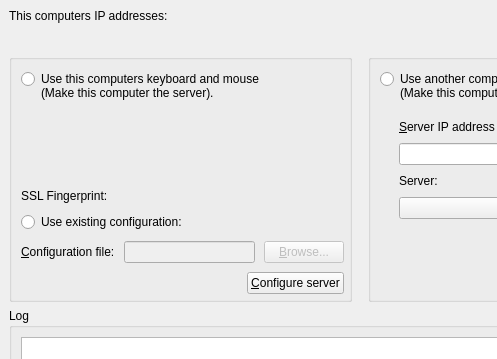
This is src/gui/src/MainWindowBase.ui in deskflow/deskflow as Qt 5 draws it before an edit; both pictures show x 0 to 497 and y 86 to 445 of the 720 by 797 pixel window. The edited form follows.
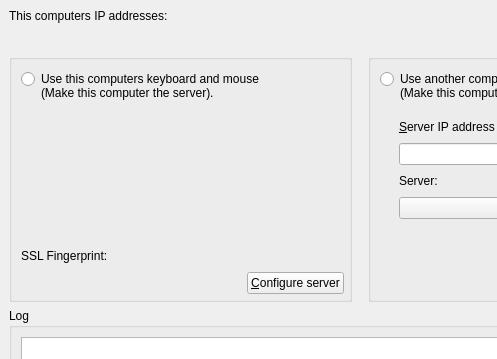
This is the edited form. Icons and pictures are not drawn.

Commit message: SYNERGY-799 Move “Existing Config” to “Advanced settings”

Diff of the .ui file:
```diff
--- a/src/gui/src/MainWindowBase.ui
+++ b/src/gui/src/MainWindowBase.ui
@@ -488,44 +488,6 @@
             </item>
            </layout>
           </item>
-          <item>
-           <widget class="QRadioButton" name="m_pRadioExternalConfig">
-            <property name="text">
-             <string>Use existing configuration:</string>
-            </property>
-           </widget>
-          </item>
-          <item>
-           <layout class="QHBoxLayout">
-            <item>
-             <widget class="QLabel" name="m_pLabelConfigurationFile">
-              <property name="text">
-               <string>&amp;Configuration file:</string>
-              </property>
-              <property name="buddy">
-               <cstring>m_pLineEditConfigFile</cstring>
-              </property>
-             </widget>
-            </item>
-            <item>
-             <widget class="QLineEdit" name="m_pLineEditConfigFile">
-              <property name="enabled">
-               <bool>false</bool>
-              </property>
-             </widget>
-            </item>
-            <item>
-             <widget class="QPushButton" name="m_pButtonBrowseConfigFile">
-              <property name="enabled">
-               <bool>false</bool>
-              </property>
-              <property name="text">
-               <string>&amp;Browse...</string>
-              </property>
-             </widget>
-            </item>
-           </layout>
-          </item>
           <item>
            <layout class="QHBoxLayout" name="horizontalLayout_4">
             <item>
```
Left out of the diff: 32 changed lines with no effect on the pictures. The commit also changes 9 other files.
